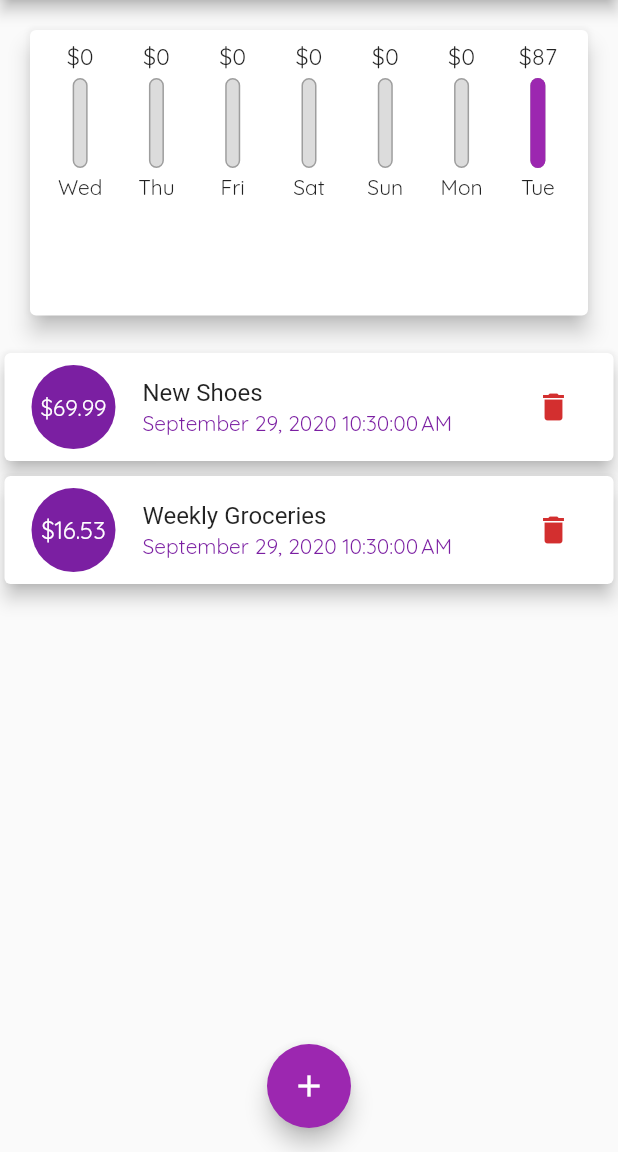
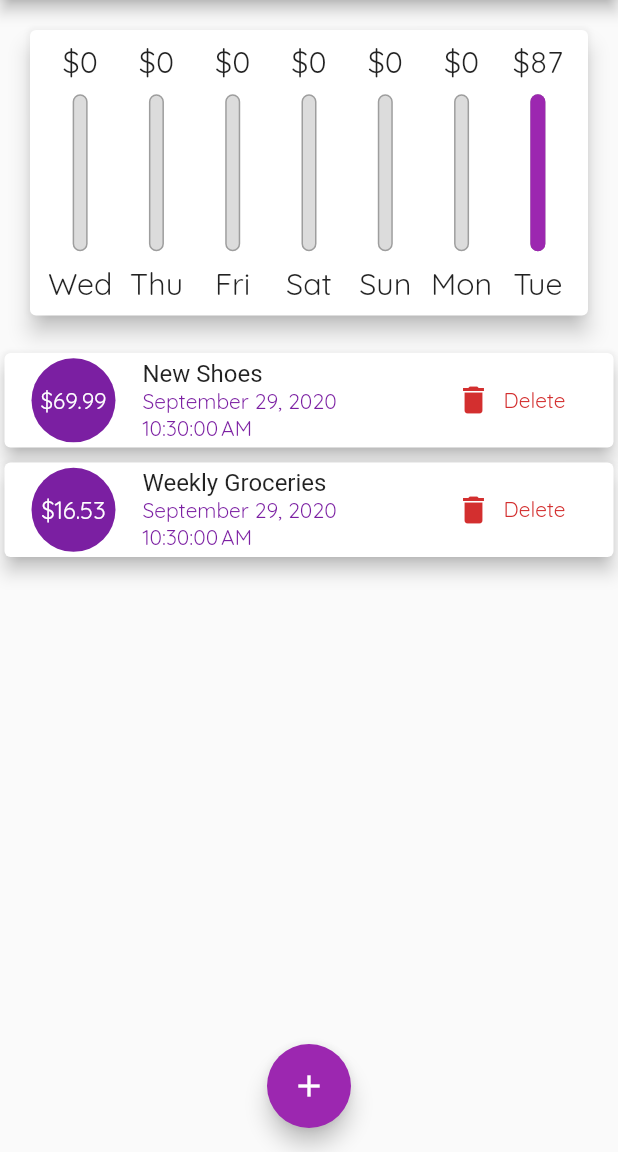
Before and after one commit to AdriaenXO/FlutterExpenses, a Flutter app: the screen it shows after launch, on a phone screen of 412 x 824 dp, the part 84-1236 px from its top. Run offline on Flutter 3.47's test engine with Material 2 defaults, Android fonts, the phone set to English and light mode, and no system bars.

Commit message:
responsiveness/adaptivity

```diff
--- a/lib/main.dart
+++ b/lib/main.dart
@@ -1,11 +1,23 @@
+import 'dart:io';
+
 import 'package:flutter/material.dart';
+import 'package:flutter/services.dart';
 
 import 'models/transaction.dart';
 import 'widgets/chart.dart';
 import 'widgets/transactions_list.dart';
 import 'widgets/new_transaction.dart';
 
-void main() => runApp(MyApp());
+void main() {
+  // WidgetsFlutterBinding.ensureInitialized();
+  // SystemChrome.setPreferredOrientations(
+  //   [
+  //     DeviceOrientation.portraitUp,
+  //     DeviceOrientation.portraitDown,
+  //   ],
+  // );
+  runApp(MyApp());
+}
 
 class MyApp extends StatelessWidget {
   @override
@@ -64,6 +76,8 @@ class _MyHomePageState extends State<MyHomePage> {
     )
   ];
 
+  bool _showChart = false;
+
   List<Transaction> get _recentTransactions {
     return transactions
         .where(
@@ -101,6 +115,9 @@ class _MyHomePageState extends State<MyHomePage> {
 
   @override
   Widget build(BuildContext context) {
+    print('Build run');
+    var mQuery = MediaQuery.of(context);
+    final isLandscape = mQuery.orientation == Orientation.landscape;
     final appBar = AppBar(
       title: Text('Personal Expenses'),
       actions: [
@@ -110,6 +127,16 @@ class _MyHomePageState extends State<MyHomePage> {
         )
       ],
     );
+    final transactionsListWidget = Container(
+      height: (mQuery.size.height -
+              appBar.preferredSize.height -
+              mQuery.padding.top) *
+          0.7,
+      child: TransactionList(
+        transactions: transactions,
+        removeHandler: _deleteTransaction,
+      ),
+    );
     return Scaffold(
       appBar: appBar,
       body: SingleChildScrollView(
@@ -117,27 +144,47 @@ class _MyHomePageState extends State<MyHomePage> {
           mainAxisAlignment: MainAxisAlignment.start,
           crossAxisAlignment: CrossAxisAlignment.stretch,
           children: [
+            if (isLandscape)
+              Row(
+                mainAxisAlignment: MainAxisAlignment.center,
+                children: [
+                  Text('Show Chart'),
+                  Switch.adaptive(
+                    activeColor: Theme.of(context).accentColor,
+                    value: _showChart,
+                    onChanged: (val) {
+                      setState(() {
+                        _showChart = val;
+                      });
+                    },
+                  )
+                ],
+              ),
+            if (!isLandscape)
               Container(
-              height: (MediaQuery.of(context).size.height -
+                height: (mQuery.size.height -
                         appBar.preferredSize.height -
-                      MediaQuery.of(context).padding.top) *
+                        mQuery.padding.top) *
                     0.3,
                 child: Chart(_recentTransactions),
               ),
-            Container(
-              height: (MediaQuery.of(context).size.height -
+            if (!isLandscape) transactionsListWidget,
+            if (isLandscape)
+              _showChart
+                  ? Container(
+                      height: (mQuery.size.height -
                               appBar.preferredSize.height -
-                      MediaQuery.of(context).padding.top) *
+                              mQuery.padding.top) *
                           0.7,
-              child: TransactionList(
-                transactions: transactions,
-                removeHandler: _deleteTransaction,
-              ),
-            ),
+                      child: Chart(_recentTransactions),
+                    )
+                  : transactionsListWidget,
           ],
         ),
       ),
-      floatingActionButton: FloatingActionButton(
+      floatingActionButton: (Platform.isIOS)
+          ? Container()
+          : FloatingActionButton(
               onPressed: () => _showModal(context),
               child: Icon(Icons.add),
             ),
--- a/lib/widgets/chart.dart
+++ b/lib/widgets/chart.dart
@@ -44,6 +44,7 @@ class Chart extends StatelessWidget {
 
   @override
   Widget build(BuildContext context) {
+    print('chart build run');
     return Card(
       elevation: 6,
       margin: EdgeInsets.all(20),
--- a/lib/widgets/chart_bar.dart
+++ b/lib/widgets/chart_bar.dart
@@ -13,10 +13,12 @@ class ChartBar extends StatelessWidget {
 
   @override
   Widget build(BuildContext context) {
-    return Column(
-      children: [
+    print('chart bar build run');
+    return LayoutBuilder(
+      builder: (context, constraints) {
+        return Column(children: [
           Container(
-          height: 20,
+            height: constraints.maxHeight * 0.15,
             child: FittedBox(
               child: Text(
                 '\$${amount.toStringAsFixed(0)}',
@@ -24,10 +26,10 @@ class ChartBar extends StatelessWidget {
             ),
           ),
           SizedBox(
-          height: 4,
+            height: constraints.maxHeight * 0.05,
           ),
           Container(
-          height: 60,
+            height: constraints.maxHeight * 0.6,
             width: 10,
             child: Stack(
               alignment: Alignment.bottomCenter,
@@ -54,10 +56,14 @@ class ChartBar extends StatelessWidget {
             ),
           ),
           SizedBox(
-          height: 4,
+            height: constraints.maxHeight * 0.05,
           ),
-        Text(label),
-      ],
+          Container(
+            height: constraints.maxHeight * 0.15,
+            child: FittedBox(child: Text(label)),
+          ),
+        ]);
+      },
     );
   }
 }
--- a/lib/widgets/new_transaction.dart
+++ b/lib/widgets/new_transaction.dart
@@ -47,9 +47,15 @@ class _NewTransactionState extends State<NewTransaction> {
 
   @override
   Widget build(BuildContext context) {
-    return Card(
+    return SingleChildScrollView(
+      child: Card(
         child: Container(
-        margin: EdgeInsets.all(10),
+          margin: EdgeInsets.only(
+            top: 10,
+            bottom: MediaQuery.of(context).viewInsets.bottom + 10,
+            left: 10,
+            right: 10,
+          ),
           child: Column(
             crossAxisAlignment: CrossAxisAlignment.end,
             children: [
@@ -108,6 +114,7 @@ class _NewTransactionState extends State<NewTransaction> {
             ],
           ),
         ),
+      ),
     );
   }
 }
--- /dev/null
+++ b/lib/widgets/transaction_item.dart
@@ -0,0 +1,59 @@
+import 'package:expenses/models/transaction.dart';
+import 'package:flutter/material.dart';
+import 'package:intl/intl.dart';
+
+class TransactionItem extends StatelessWidget {
+  const TransactionItem({
+    Key key,
+    @required this.transaction,
+    @required this.removeHandler,
+  }) : super(key: key);
+
+  final Transaction transaction;
+  final Function removeHandler;
+
+  @override
+  Widget build(BuildContext context) {
+    return Card(
+      elevation: 5,
+      margin: EdgeInsets.symmetric(
+        vertical: 5,
+        horizontal: 3,
+      ),
+      child: ListTile(
+        leading: CircleAvatar(
+          radius: 30,
+          child: Padding(
+            padding: const EdgeInsets.all(8.0),
+            child: FittedBox(
+              child: Text(
+                '\$${transaction.amount.toStringAsFixed(2)}',
+              ),
+            ),
+          ),
+        ),
+        title: Text(
+          transaction.title,
+        ),
+        subtitle: Text(
+          DateFormat().format(transaction.date),
+          style: TextStyle(
+            color: Theme.of(context).primaryColorDark,
+          ),
+        ),
+        trailing: MediaQuery.of(context).size.width > 360
+            ? FlatButton.icon(
+                icon: Icon(Icons.delete),
+                textColor: Theme.of(context).errorColor,
+                onPressed: () => removeHandler(transaction.id),
+                label: Text('Delete'),
+              )
+            : IconButton(
+                icon: Icon(Icons.delete),
+                color: Theme.of(context).errorColor,
+                onPressed: () => removeHandler(transaction.id),
+              ),
+      ),
+    );
+  }
+}
--- a/lib/widgets/transactions_list.dart
+++ b/lib/widgets/transactions_list.dart
@@ -2,6 +2,7 @@ import 'package:flutter/material.dart';
 import 'package:intl/intl.dart';
 
 import '../models/transaction.dart';
+import 'transaction_item.dart';
 
 class TransactionList extends StatelessWidget {
   final List<Transaction> transactions;
@@ -13,10 +14,13 @@ class TransactionList extends StatelessWidget {
 
   @override
   Widget build(BuildContext context) {
+    print('transaction build run');
     return Container(
       //height: MediaQuery.of(context).size.height * 0.75,
       child: (transactions.isEmpty)
-          ? Column(
+          ? LayoutBuilder(
+              builder: (context, constraints) {
+                return Column(
                   children: [
                     Text(
                       'No transactions!',
@@ -26,13 +30,15 @@ class TransactionList extends StatelessWidget {
                       height: 10,
                     ),
                     Container(
-                  height: 200,
+                      height: constraints.maxHeight * 0.6,
                       child: Image.asset(
                         'assets/images/waiting.png',
                         fit: BoxFit.cover,
                       ),
                     ),
                   ],
+                );
+              },
             )
           : ListView.builder(
               itemBuilder: (content, index) {
@@ -75,40 +81,9 @@ class TransactionList extends StatelessWidget {
                 //     ],
                 //   ),
                 // );
-                return Card(
-                  elevation: 5,
-                  margin: EdgeInsets.symmetric(
-                    vertical: 5,
-                    horizontal: 3,
-                  ),
-                  child: ListTile(
-                    leading: CircleAvatar(
-                      radius: 30,
-                      child: Padding(
-                        padding: const EdgeInsets.all(8.0),
-                        child: FittedBox(
-                          child: Text(
-                            '\$${transactions[index].amount.toStringAsFixed(2)}',
-                          ),
-                        ),
-                      ),
-                    ),
-                    title: Text(
-                      transactions[index].title,
-                    ),
-                    subtitle: Text(
-                      DateFormat().format(transactions[index].date),
-                      style: TextStyle(
-                        color: Theme.of(context).primaryColorDark,
-                      ),
-                    ),
-                    trailing: IconButton(
-                      icon: Icon(Icons.delete),
-                      color: Theme.of(context).errorColor,
-                      onPressed: () => removeHandler(transactions[index].id),
-                    ),
-                  ),
-                );
+                return TransactionItem(
+                    transaction: transactions[index],
+                    removeHandler: removeHandler);
               },
               itemCount: transactions.length,
             ),
```
Lines whose indentation alone changed are shown as unchanged.
